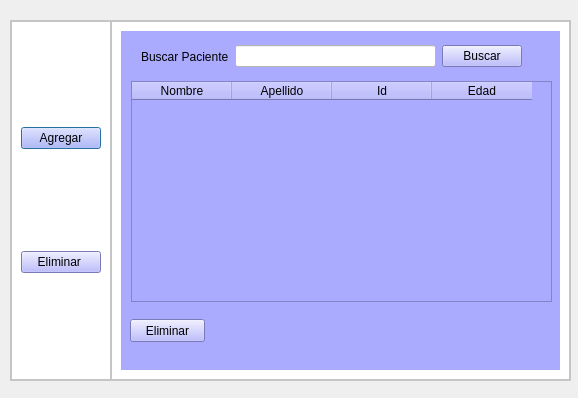
Qt form ventana_menu.ui (luhernandez12/entregable-3-) before a commit.
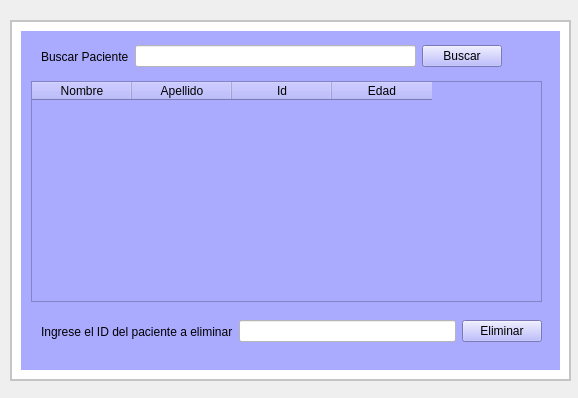
The same form after that commit.

Commit message: cambion en ventana menu

What changed in the file:
```diff
--- a/ventana_menu.ui
+++ b/ventana_menu.ui
@@ -47,43 +47,6 @@
     <property name="bottomMargin">
      <number>0</number>
     </property>
-    <item>
-     <widget class="QFrame" name="frame_4">
-      <property name="styleSheet">
-       <string notr="true">
-background-color: rgb(255, 255, 255);</string>
-      </property>
-      <property name="frameShape">
-       <enum>QFrame::StyledPanel</enum>
-      </property>
-      <property name="frameShadow">
-       <enum>QFrame::Raised</enum>
-      </property>
-      <layout class="QVBoxLayout" name="verticalLayout_2">
-       <item>
-        <widget class="QPushButton" name="menu_agregar">
-         <property name="styleSheet">
-          <string notr="true">background-color: rgb(170, 170, 255);</string>
-         </property>
-         <property name="text">
-          <string>Agregar</string>
-         </property>
-        </widget>
-       </item>
-       <item>
-        <widget class="QPushButton" name="menu_eliminar">
-         <property name="styleSheet">
-          <string notr="true">
-background-color: rgb(170, 170, 255);</string>
-         </property>
-         <property name="text">
-          <string>Eliminar </string>
-         </property>
-        </widget>
-       </item>
-      </layout>
-     </widget>
-    </item>
     <item>
      <widget class="QFrame" name="frame_paginas">
       <property name="styleSheet">
@@ -184,7 +147,7 @@
             <rect>
              <x>10</x>
              <y>50</y>
-             <width>421</width>
+             <width>511</width>
              <height>221</height>
             </rect>
            </property>
@@ -209,25 +172,12 @@
             </property>
            </column>
           </widget>
-          <widget class="QPushButton" name="boton_eliminar">
-           <property name="geometry">
-            <rect>
-             <x>9</x>
-             <y>288</y>
-             <width>75</width>
-             <height>23</height>
-            </rect>
-           </property>
-           <property name="text">
-            <string>Eliminar</string>
-           </property>
-          </widget>
           <widget class="QWidget" name="formLayoutWidget">
            <property name="geometry">
             <rect>
              <x>20</x>
              <y>10</y>
-             <width>381</width>
+             <width>461</width>
              <height>31</height>
             </rect>
            </property>
@@ -255,6 +205,39 @@
             </item>
            </layout>
           </widget>
+          <widget class="QWidget" name="horizontalLayoutWidget">
+           <property name="geometry">
+            <rect>
+             <x>20</x>
+             <y>280</y>
+             <width>501</width>
+             <height>41</height>
+            </rect>
+           </property>
+           <layout class="QHBoxLayout" name="horizontalLayout_3">
+            <item>
+             <widget class="QLabel" name="label_5">
+              <property name="text">
+               <string>Ingrese el ID del paciente a eliminar</string>
+              </property>
+             </widget>
+            </item>
+            <item>
+             <widget class="QLineEdit" name="id_eliminar">
+              <property name="styleSheet">
+               <string notr="true">background-color: rgb(255, 255, 255);</string>
+              </property>
+             </widget>
+            </item>
+            <item>
+             <widget class="QPushButton" name="eliminar">
+              <property name="text">
+               <string>Eliminar</string>
+              </property>
+             </widget>
+            </item>
+           </layout>
+          </widget>
          </widget>
         </widget>
        </item>
```
Left out of the diff: 2 changed lines with no effect on the pictures. The commit also changes 2 other files.
